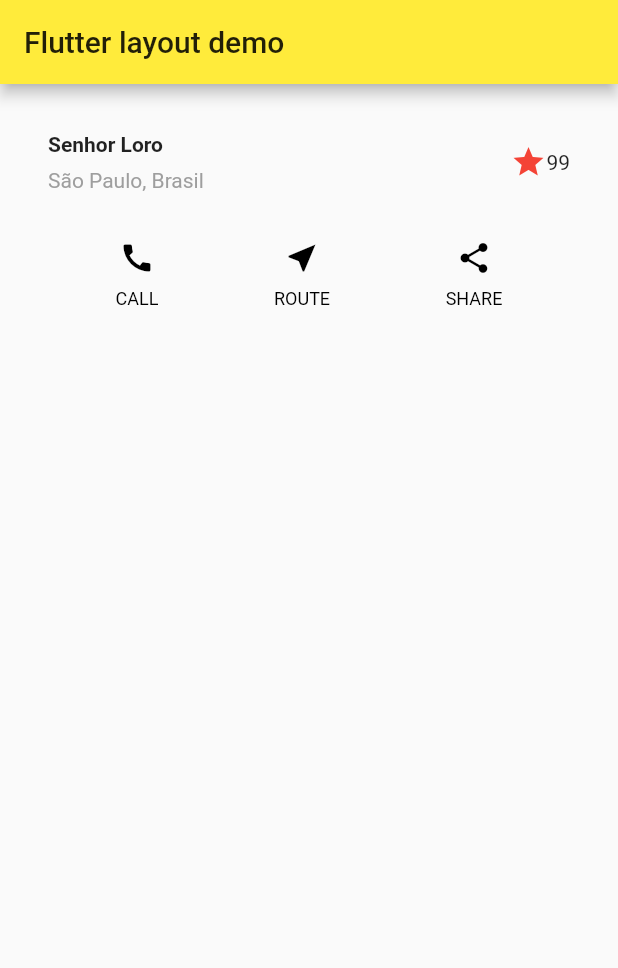
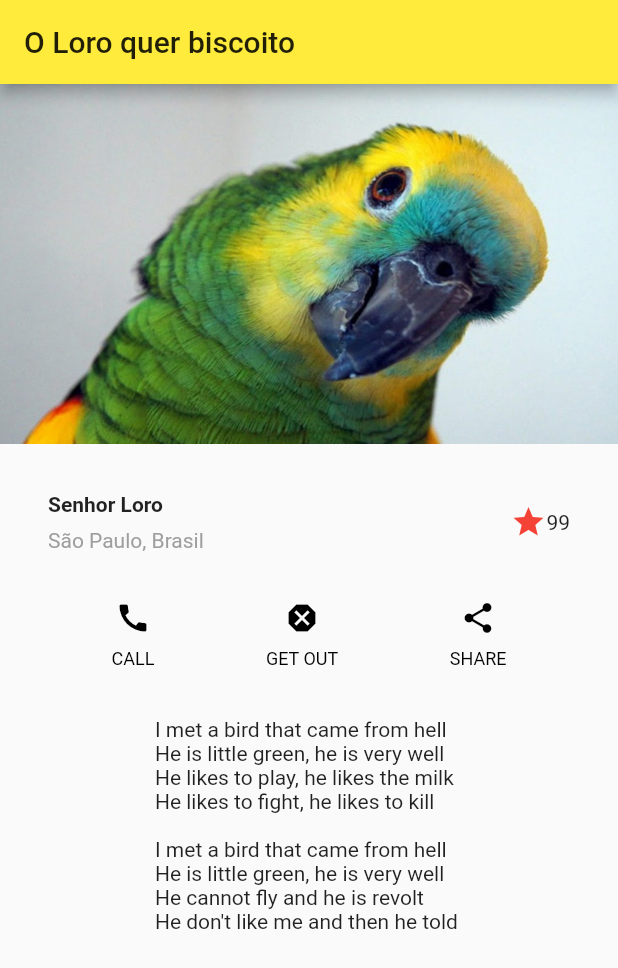
Before and after one commit to gab618/flutter-layout-tutorial, a Flutter app: the screen it shows after launch, on a phone screen of 412 x 824 dp. Shown: the top 968 px of the screen. Run offline on Flutter 3.47's test engine with Material 2 defaults, Android fonts, the phone set to English and light mode, and no system bars.

Commit message:
end of layout tutorial

```diff
--- a/lib/main.dart
+++ b/lib/main.dart
@@ -12,7 +12,7 @@ class MyApp extends StatelessWidget {
       theme: ThemeData(
         primarySwatch: Colors.yellow,
       ),
-      home: MyHomePage(title: 'Flutter layout demo'),
+      home: MyHomePage(title: 'O Loro quer biscoito'),
     );
   }
 }
@@ -73,20 +73,43 @@ class _MyHomePageState extends State<MyHomePage> {
     mainAxisAlignment: MainAxisAlignment.spaceEvenly,
     children: [
       _buildButtonColumn(Colors.black, Icons.call, 'CALL'),
-      _buildButtonColumn(Colors.black, Icons.near_me, 'ROUTE'),
+      _buildButtonColumn(Colors.black, Icons.dangerous, 'GET OUT'),
       _buildButtonColumn(Colors.black, Icons.share, 'SHARE'),
-    ],
-  );
+      ],
+    );
+
+    Widget textSection = const Padding(
+      padding: EdgeInsets.all(32),
+      child: Text(
+        'I met a bird that came from hell \n'
+        'He is little green, he is very well \n'
+        'He likes to play, he likes the milk \n'
+        'He likes to fight, he likes to kill \n\n'
+        'I met a bird that came from hell \n'
+        'He is little green, he is very well \n'
+        'He cannot fly and he is revolt \n'
+        'He don\'t like me and then he told \n',
+        softWrap: true,
+       ),
+    );
+
     return Scaffold(
       appBar: AppBar(
         // Here we take the value from the MyHomePage object that was created by
         // the App.build method, and use it to set our appbar title.
         title: Text(widget.title),
       ),
-      body: Column(
+      body: Column( //Change to ListView to scroll
         children: [
+          Image.asset(
+            'images/loro720.jpg',
+            width: 600,
+            height: 240,
+            fit: BoxFit.cover,
+          ),
            titleSection,
            buttonSection,
+           textSection,
          ],
 	    ),
     );
```
Also changed, not shown: pubspec.yaml (+3 -5 lines), images/loro720.jpg (added).
